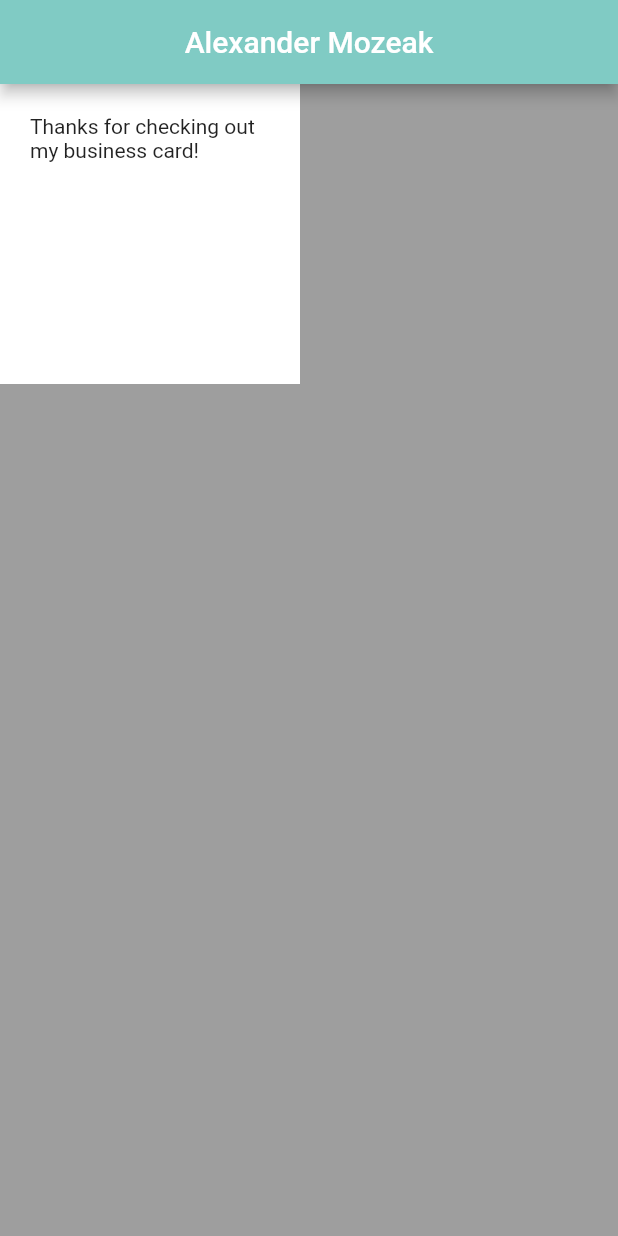
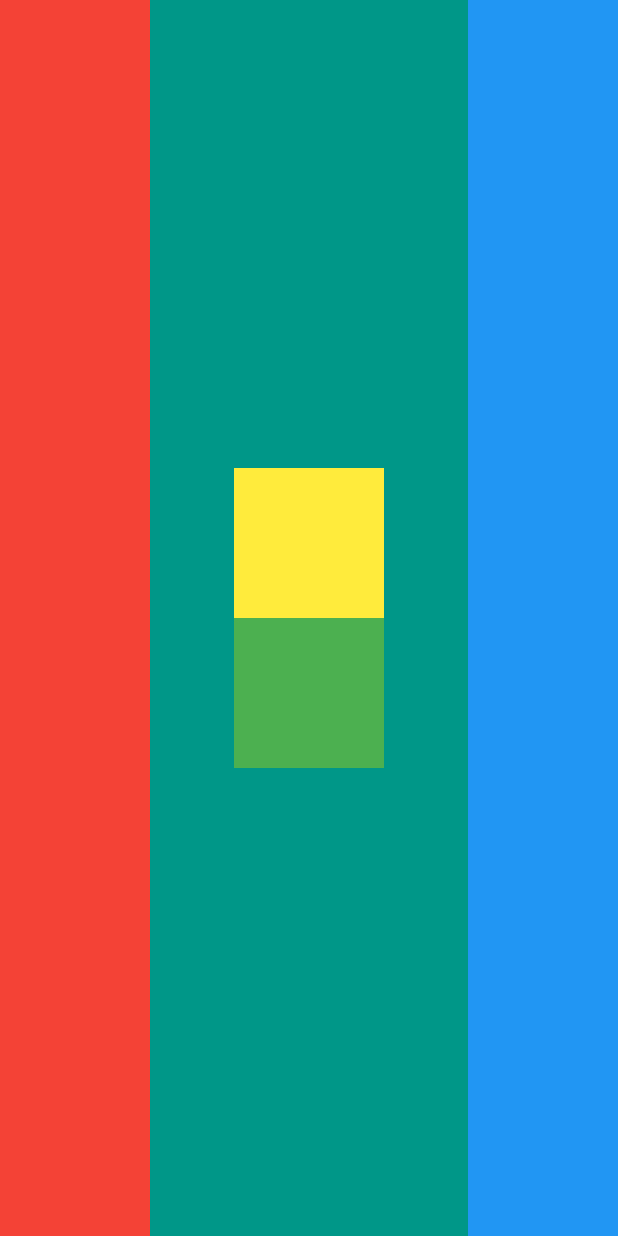
Before and after one commit to A-Mozeak/flutter_projects, a Flutter app: the screen it shows after launch, on a phone screen of 412 x 824 dp. Run offline on Flutter 3.47's test engine with Material 2 defaults, Android fonts, the phone set to English and light mode, and no system bars.

Commit message:
Completed layout challenge

```diff
--- a/card_proj/lib/main.dart
+++ b/card_proj/lib/main.dart
@@ -7,19 +7,37 @@ class MyApp extends StatelessWidget{
   Widget build(BuildContext context){
     return MaterialApp(
       home: Scaffold(
-        backgroundColor: Colors.grey,
-        appBar: AppBar(
-          backgroundColor: Colors.teal[200],
-          title: Text("Alexander Mozeak"),
-          centerTitle: true,
-          ),
+        backgroundColor: Colors.teal,
         body: SafeArea(
-          child: Container(
-            color: Colors.white,
-            child: Text("Thanks for checking out my business card!"),
-            height: 200.0,
-            width: 200.0,
-            padding: EdgeInsets.all(20.0),
+          child: Row(
+            mainAxisAlignment: MainAxisAlignment.spaceBetween,
+            children: <Widget>[
+              Container(
+                color: Colors.red,
+                width: 100.0,
+                height: double.infinity,
+              ),
+              Column(
+                mainAxisAlignment: MainAxisAlignment.center,
+                children: <Widget>[
+                  Container(
+                    width: 100.0,
+                    height: 100.0,
+                    color: Colors.yellow,
+                  ),
+                  Container(
+                    width: 100.0,
+                    height: 100.0,
+                    color: Colors.green,
+                  ),
+                ],
+              ),
+              Container(
+                color: Colors.blue,
+                width: 100.0,
+                height: double.infinity,
+              ),
+            ],
           ),
         ),
       ),
```
